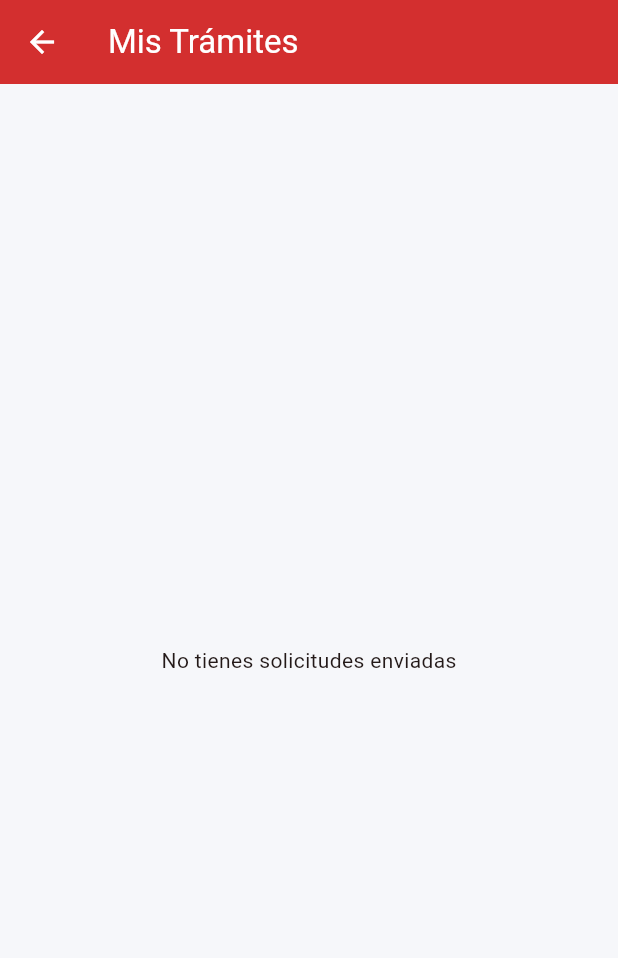
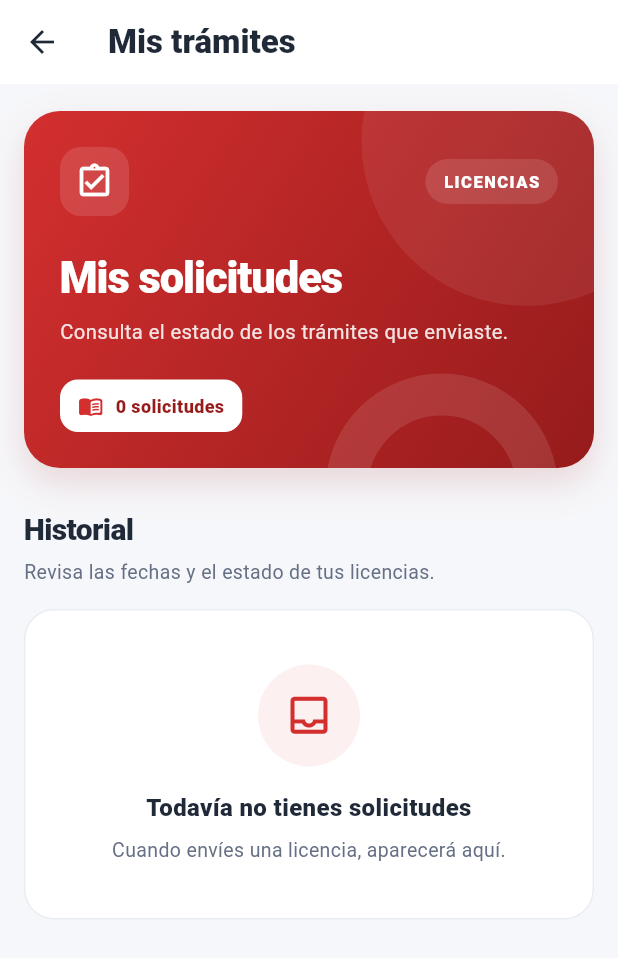
Before and after one commit to quisbertfabio6/app-proyecto-de-grado, a Flutter app: the MisLicenciasScreen screen opened directly, on a phone screen of 412 x 824 dp. Shown: the top 958 px of the screen. Run offline on Flutter 3.47's test engine with Material 3 defaults, Android fonts, the phone set to English and light mode, and no system bars; our stand-ins replace audioplayers, connectivity_plus, file_picker, flutter_image_compress, image_picker, shared_preferences and 1 more; missing offline and left inert: mobile_scanner; accounts and stored records are empty; network calls fail.

Commit message:
Fase 5: renovar visualmente el historial de licencias sin cambiar acciones

```diff
--- a/lib/screens/estudiante/mis_licencias_screen.dart
+++ b/lib/screens/estudiante/mis_licencias_screen.dart
@@ -1,5 +1,6 @@
 import 'package:flutter/material.dart';
 import '../../services/api_service.dart';
+import '../../widgets/sita_dashboard_ui.dart';
 
 class MisLicenciasScreen extends StatefulWidget {
   const MisLicenciasScreen({super.key});
@@ -61,46 +62,142 @@ class _MisLicenciasScreenState extends State<MisLicenciasScreen> {
   Widget build(BuildContext context) {
     return Scaffold(
       appBar: AppBar(
-        title: const Text('Mis Trámites'),
-        backgroundColor: const Color(0xFFD32F2F),
-        foregroundColor: Colors.white,
+        backgroundColor: Colors.white,
+        foregroundColor: sitaInk,
+        title: const Text(
+          'Mis trámites',
+          style: TextStyle(fontWeight: FontWeight.w800),
+        ),
       ),
       body: _isLoading
           ? const Center(child: CircularProgressIndicator())
-          : _licencias.isEmpty
-              ? const Center(child: Text('No tienes solicitudes enviadas'))
           : ListView.builder(
-                  padding: const EdgeInsets.all(10),
-                  itemCount: _licencias.length,
+              padding: const EdgeInsets.fromLTRB(16, 18, 16, 28),
+              itemCount: _licencias.length + 1,
               itemBuilder: (context, index) {
-                    final lic = _licencias[index];
+                if (index == 0) {
+                  return Column(
+                    crossAxisAlignment: CrossAxisAlignment.start,
+                    children: [
+                      SitaHeroBanner(
+                        section: 'LICENCIAS',
+                        title: 'Mis solicitudes',
+                        description:
+                            'Consulta el estado de los trámites que enviaste.',
+                        counterLabel: '${_licencias.length} solicitudes',
+                        icon: Icons.assignment_turned_in_outlined,
+                      ),
+                      const SizedBox(height: 27),
+                      const SitaSectionTitle(
+                        title: 'Historial',
+                        subtitle: 'Revisa las fechas y el estado de tus licencias.',
+                      ),
+                      const SizedBox(height: 15),
+                      if (_licencias.isEmpty)
+                        const SitaEmptyPanel(
+                          icon: Icons.inbox_outlined,
+                          title: 'Todavía no tienes solicitudes',
+                          description:
+                              'Cuando envíes una licencia, aparecerá aquí.',
+                        ),
+                    ],
+                  );
+                }
+
+                final lic = _licencias[index - 1];
                 final esPendiente = lic['estado'] == 'pendiente';
 
-                    return Card(
-                      margin: const EdgeInsets.only(bottom: 10),
-                      child: ListTile(
-                        leading: _getIconoEstado(lic['estado']),
-                        title: Text(lic['motivo'] ?? 'Sin motivo', style: const TextStyle(fontWeight: FontWeight.bold)),
-                        subtitle: Column(
-                          crossAxisAlignment: CrossAxisAlignment.start,
-                          children: [
-                            const SizedBox(height: 4),
-                            Text("Fechas: ${lic['fecha_inicio']} al ${lic['fecha_fin']}"),
-                            if (lic['comentario_admin'] != null)
-                              Text(
-                                "Obs: ${lic['comentario_admin']}",
-                                style: const TextStyle(color: Colors.red, fontStyle: FontStyle.italic),
+                return Container(
+                  margin: const EdgeInsets.only(bottom: 13),
+                  padding: const EdgeInsets.all(17),
+                  decoration: BoxDecoration(
+                    color: Colors.white,
+                    borderRadius: BorderRadius.circular(20),
+                    border: Border.all(color: const Color(0xFFE8ECF2)),
+                    boxShadow: [
+                      BoxShadow(
+                        color: const Color(0xFF23334A).withAlpha(10),
+                        blurRadius: 15,
+                        offset: const Offset(0, 5),
                       ),
                     ],
                   ),
-                        // SI ES PENDIENTE: Botón de Borrar. SI NO: Chip de Estado.
-                        trailing: esPendiente
-                            ? IconButton(
-                                icon: const Icon(Icons.delete, color: Colors.red),
-                                tooltip: 'Anular Solicitud',
+                  child: Column(
+                    crossAxisAlignment: CrossAxisAlignment.start,
+                    children: [
+                      Row(
+                        crossAxisAlignment: CrossAxisAlignment.start,
+                        children: [
+                          Container(
+                            padding: const EdgeInsets.all(9),
+                            decoration: BoxDecoration(
+                              color: const Color(0xFFF5F6F9),
+                              borderRadius: BorderRadius.circular(12),
+                            ),
+                            child: _getIconoEstado(lic['estado']),
+                          ),
+                          const SizedBox(width: 12),
+                          Expanded(
+                            child: Text(
+                              lic['motivo'] ?? 'Sin motivo',
+                              style: const TextStyle(
+                                color: sitaInk,
+                                fontWeight: FontWeight.w800,
+                                fontSize: 15,
+                              ),
+                            ),
+                          ),
+                        ],
+                      ),
+                      const SizedBox(height: 15),
+                      _getTagEstado(lic['estado']),
+                      const SizedBox(height: 14),
+                      Row(
+                        crossAxisAlignment: CrossAxisAlignment.start,
+                        children: [
+                          const Icon(
+                            Icons.calendar_today_outlined,
+                            size: 17,
+                            color: sitaMuted,
+                          ),
+                          const SizedBox(width: 9),
+                          Expanded(
+                            child: Text(
+                              "Fechas: ${lic['fecha_inicio']} al ${lic['fecha_fin']}",
+                              style: const TextStyle(
+                                color: sitaMuted,
+                                fontSize: 12.5,
+                              ),
+                            ),
+                          ),
+                        ],
+                      ),
+                      if (lic['comentario_admin'] != null) ...[
+                        const SizedBox(height: 10),
+                        Text(
+                          "Obs: ${lic['comentario_admin']}",
+                          style: const TextStyle(
+                            color: Color(0xFFB42318),
+                            fontStyle: FontStyle.italic,
+                            fontSize: 12.5,
+                          ),
+                        ),
+                      ],
+                      if (esPendiente) ...[
+                        const Divider(height: 25),
+                        Align(
+                          alignment: Alignment.centerRight,
+                          child: TextButton.icon(
                             onPressed: () => _anularSolicitud(lic['id']),
-                              )
-                            : _getTagEstado(lic['estado']),
+                            icon: const Icon(Icons.delete_outline_rounded),
+                            label: const Text('Anular solicitud'),
+                            style: TextButton.styleFrom(
+                              foregroundColor: const Color(0xFFB42318),
+                            ),
+                          ),
+                        ),
+                      ],
+                    ],
                   ),
                 );
               },
```
Lines whose indentation alone changed are shown as unchanged.
